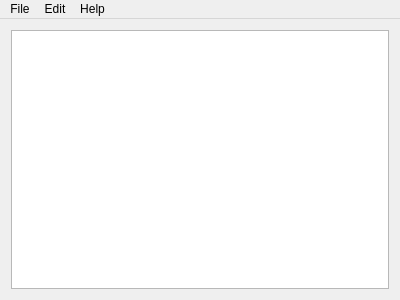
First picture: the form in mainwindow.ui, repository rdorado/corpuscreator, before the edit.
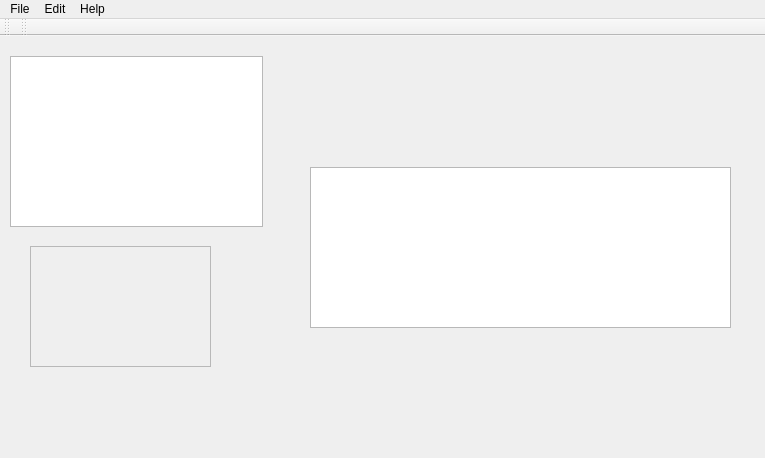
Second picture: the form after the edit.

Patch:
```diff
--- a/mainwindow.ui
+++ b/mainwindow.ui
@@ -6,26 +6,67 @@
    <rect>
     <x>0</x>
     <y>0</y>
-    <width>400</width>
-    <height>300</height>
+    <width>765</width>
+    <height>458</height>
    </rect>
   </property>
   <property name="windowTitle">
    <string>MainWindow</string>
   </property>
   <widget class="QWidget" name="centralWidget">
-   <layout class="QGridLayout" name="gridLayout">
-    <item row="0" column="0">
-     <widget class="QTextEdit" name="textEdit"/>
-    </item>
-   </layout>
+   <widget class="QWidget" name="widget" native="true">
+    <property name="geometry">
+     <rect>
+      <x>300</x>
+      <y>50</y>
+      <width>441</width>
+      <height>251</height>
+     </rect>
+    </property>
+    <widget class="QTextEdit" name="textEdit">
+     <property name="geometry">
+      <rect>
+       <x>10</x>
+       <y>81</y>
+       <width>421</width>
+       <height>161</height>
+      </rect>
+     </property>
+    </widget>
+   </widget>
+   <widget class="QListView" name="listView">
+    <property name="geometry">
+     <rect>
+      <x>10</x>
+      <y>20</y>
+      <width>253</width>
+      <height>171</height>
+     </rect>
+    </property>
+   </widget>
+   <widget class="QFrame" name="frame">
+    <property name="geometry">
+     <rect>
+      <x>30</x>
+      <y>210</y>
+      <width>181</width>
+      <height>121</height>
+     </rect>
+    </property>
+    <property name="frameShape">
+     <enum>QFrame::StyledPanel</enum>
+    </property>
+    <property name="frameShadow">
+     <enum>QFrame::Raised</enum>
+    </property>
+   </widget>
   </widget>
   <widget class="QMenuBar" name="menuBar">
    <property name="geometry">
     <rect>
      <x>0</x>
      <y>0</y>
-     <width>400</width>
+     <width>765</width>
      <height>25</height>
     </rect>
    </property>
@@ -55,6 +96,28 @@
    <addaction name="menuEdit"/>
    <addaction name="menuHelp"/>
   </widget>
+  <widget class="QToolBar" name="toolBar">
+   <property name="windowTitle">
+    <string>toolBar</string>
+   </property>
+   <attribute name="toolBarArea">
+    <enum>TopToolBarArea</enum>
+   </attribute>
+   <attribute name="toolBarBreak">
+    <bool>false</bool>
+   </attribute>
+  </widget>
+  <widget class="QToolBar" name="toolBar_2">
+   <property name="windowTitle">
+    <string>toolBar_2</string>
+   </property>
+   <attribute name="toolBarArea">
+    <enum>TopToolBarArea</enum>
+   </attribute>
+   <attribute name="toolBarBreak">
+    <bool>false</bool>
+   </attribute>
+  </widget>
   <action name="actionNew">
    <property name="text">
     <string>New</string>
```
